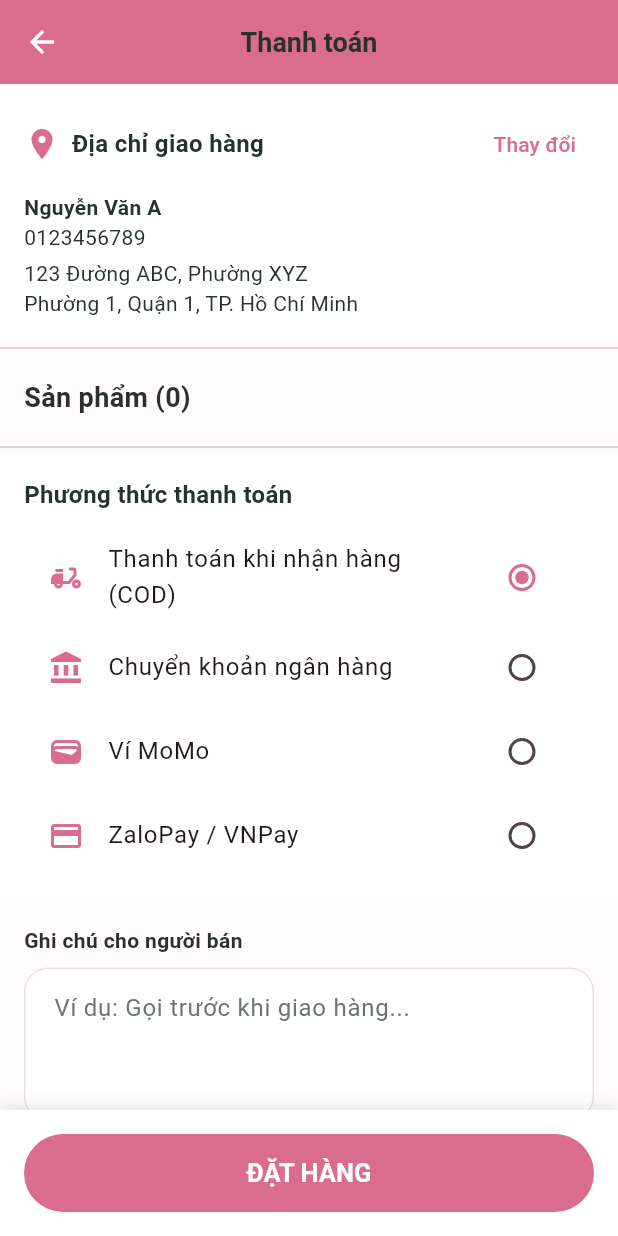
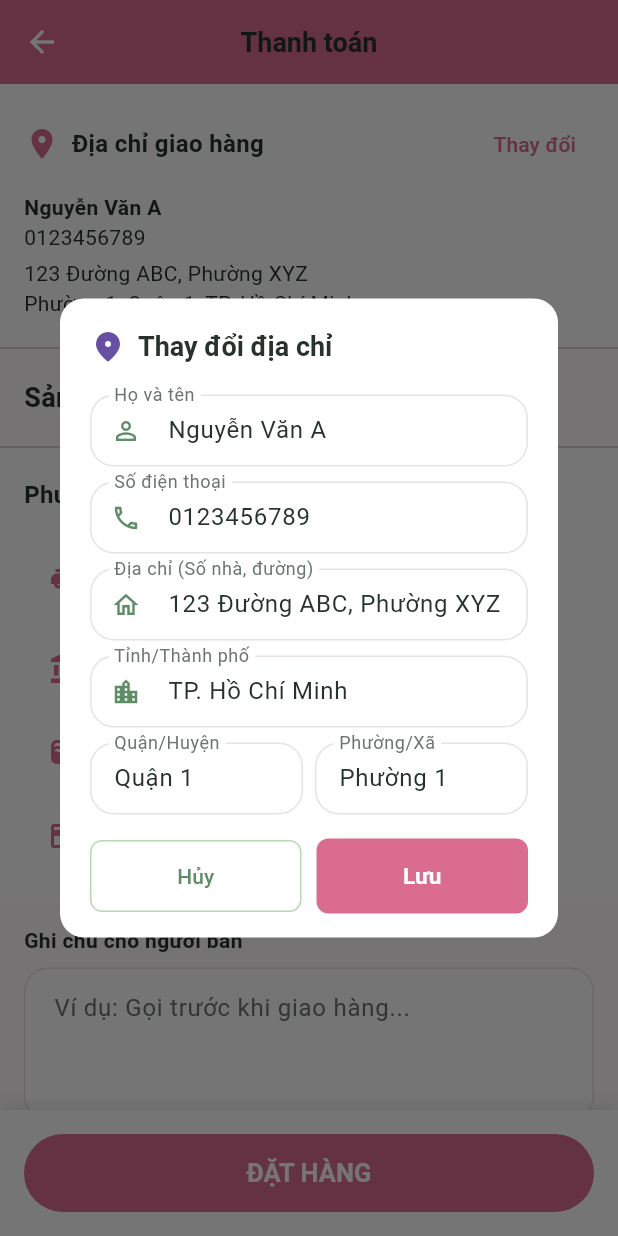
Before and after one commit to lehongphuc-12/tupi_house, a Flutter app: the CheckoutScreen screen opened directly with empty values, after a tap on "Thay đổi", on a phone screen of 412 x 824 dp. Run offline on Flutter 3.47's test engine with Material 3 defaults, Android fonts, the phone set to English and light mode, and no system bars; our stand-ins replace cloud_firestore, firebase_auth, firebase_core, flutter_html, google_sign_in, shared_preferences; accounts and stored records are empty; network calls fail.

Commit message:
add change shipping address

```diff
--- a/lib/screens/checkout_screen.dart
+++ b/lib/screens/checkout_screen.dart
@@ -104,7 +104,10 @@ class _CheckoutScreenState extends State<CheckoutScreen> {
               const SizedBox(width: 8),
               const Text("Địa chỉ giao hàng", style: TextStyle(fontWeight: FontWeight.bold, fontSize: 16)),
               const Spacer(),
-              TextButton(onPressed: () {}, child: const Text("Thay đổi")),
+              TextButton(
+                onPressed: _showEditAddressDialog,
+                child: const Text("Thay đổi")
+              ),
             ],
           ),
           const SizedBox(height: 8),
@@ -115,6 +118,99 @@ class _CheckoutScreenState extends State<CheckoutScreen> {
           Text("${_shippingAddress['ward']}, ${_shippingAddress['district']}, ${_shippingAddress['city']}"),
         ],
       ),
+    );
+  }
+
+  void _showEditAddressDialog() {
+    final nameController = TextEditingController(text: _shippingAddress['fullName']);
+    final phoneController = TextEditingController(text: _shippingAddress['phone']);
+    final addressController = TextEditingController(text: _shippingAddress['address']);
+    final wardController = TextEditingController(text: _shippingAddress['ward']);
+    final districtController = TextEditingController(text: _shippingAddress['district']);
+    final cityController = TextEditingController(text: _shippingAddress['city']);
+
+    showDialog(
+      context: context,
+      builder: (context) {
+        // Styling chung cho input để tái sử dụng ngắn gọn
+        InputDecoration inputStyle(String label, [IconData? icon]) => InputDecoration(
+          labelText: label,
+          prefixIcon: icon != null ? Icon(icon, size: 20) : null,
+          isDense: true,
+          contentPadding: const EdgeInsets.symmetric(horizontal: 12, vertical: 12),
+          border: OutlineInputBorder(borderRadius: BorderRadius.circular(10)),
+        );
+
+        return AlertDialog(
+          shape: RoundedRectangleBorder(borderRadius: BorderRadius.circular(16)),
+          titlePadding: const EdgeInsets.fromLTRB(20, 20, 20, 10),
+          contentPadding: const EdgeInsets.symmetric(horizontal: 20),
+          title: Row(
+            children: [
+              Icon(Icons.location_on_rounded, color: Theme.of(context).primaryColor),
+              const SizedBox(width: 8),
+              const Text('Thay đổi địa chỉ', style: TextStyle(fontSize: 18, fontWeight: FontWeight.bold)),
+            ],
+          ),
+          content: SingleChildScrollView(
+            child: Column(
+              mainAxisSize: MainAxisSize.min,
+              children: [
+                const SizedBox(height: 10),
+                TextField(controller: nameController, textInputAction: TextInputAction.next, decoration: inputStyle('Họ và tên', Icons.person_outline)),
+                const SizedBox(height: 10),
+                TextField(controller: phoneController, keyboardType: TextInputType.phone, textInputAction: TextInputAction.next, decoration: inputStyle('Số điện thoại', Icons.phone_outlined)),
+                const SizedBox(height: 10),
+                TextField(controller: addressController, textInputAction: TextInputAction.next, decoration: inputStyle('Địa chỉ (Số nhà, đường)', Icons.home_outlined)),
+                const SizedBox(height: 10),
+                TextField(controller: cityController, textInputAction: TextInputAction.next, decoration: inputStyle('Tỉnh/Thành phố', Icons.location_city_outlined)),
+                const SizedBox(height: 10),
+                Row(
+                  children: [
+                    Expanded(child: TextField(controller: districtController, textInputAction: TextInputAction.next, decoration: inputStyle('Quận/Huyện'))),
+                    const SizedBox(width: 8),
+                    Expanded(child: TextField(controller: wardController, textInputAction: TextInputAction.done, decoration: inputStyle('Phường/Xã'))),
+                  ],
+                ),
+              ],
+            ),
+          ),
+          actionsPadding: const EdgeInsets.fromLTRB(20, 16, 20, 16),
+          actions: [
+            Row(
+              children: [
+                Expanded(
+                  child: OutlinedButton(
+                    onPressed: () => Navigator.pop(context),
+                    style: OutlinedButton.styleFrom(shape: RoundedRectangleBorder(borderRadius: BorderRadius.circular(8))),
+                    child: const Text('Hủy'),
+                  ),
+                ),
+                const SizedBox(width: 10),
+                Expanded(
+                  child: ElevatedButton(
+                    onPressed: () {
+                      setState(() {
+                        _shippingAddress = {
+                          'fullName': nameController.text,
+                          'phone': phoneController.text,
+                          'address': addressController.text,
+                          'ward': wardController.text,
+                          'district': districtController.text,
+                          'city': cityController.text,
+                        };
+                      });
+                      Navigator.pop(context);
+                    },
+                    style: ElevatedButton.styleFrom(shape: RoundedRectangleBorder(borderRadius: BorderRadius.circular(8))),
+                    child: const Text('Lưu'),
+                  ),
+                ),
+              ],
+            ),
+          ],
+        );
+      },
     );
   }
 
```
